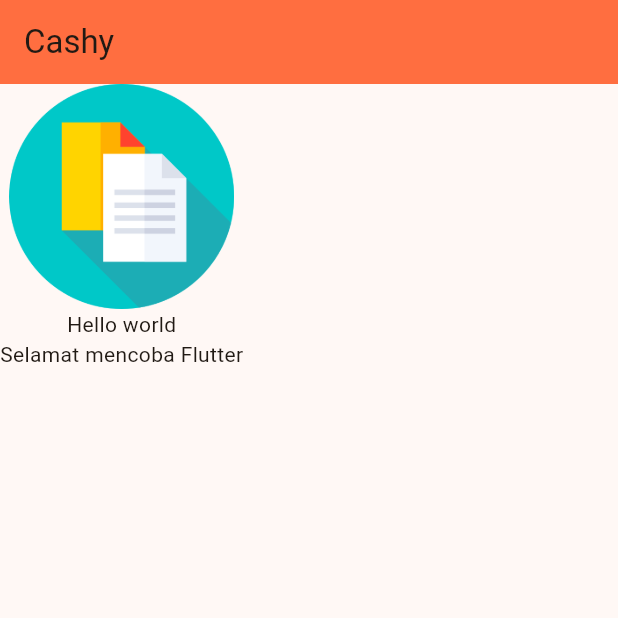
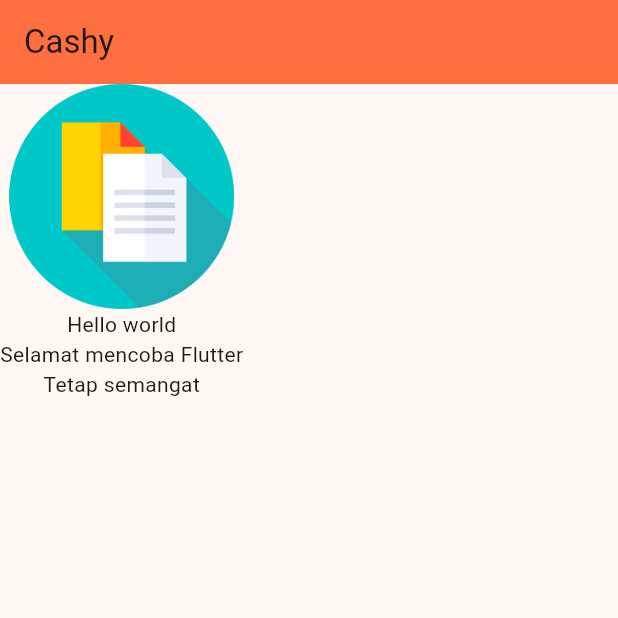
Before and after one commit to nabilraihann/cashy_app, a Flutter app: the screen it shows after launch, on a phone screen of 412 x 824 dp, the top half of it. Run offline on Flutter 3.47's test engine with Material 2 defaults, Android fonts, the phone set to English and light mode, and no system bars.

Commit message:
tambah teks

```diff
--- a/lib/main.dart
+++ b/lib/main.dart
@@ -31,7 +31,8 @@ class MyApp extends StatelessWidget {
                 width: 150,
               ),
               Text("Hello world"),
-              Text("Selamat mencoba Flutter")
+              Text("Selamat mencoba Flutter"),
+              Text("Tetap semangat")
             ],
           ),
         )),
```
